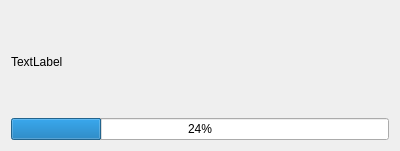
First picture: the form in src/sas/qtgui/Utilities/UI/DocRegenInProgressDialog.ui, repository SasView/sasview, before the edit.
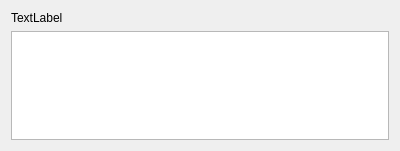
Second picture: the form after the edit.

Commit message: Show pop-up saying doc regen in progress

```diff
--- a/src/sas/qtgui/Utilities/UI/DocRegenInProgressDialog.ui
+++ b/src/sas/qtgui/Utilities/UI/DocRegenInProgressDialog.ui
@@ -22,11 +22,7 @@
     </widget>
    </item>
    <item row="1" column="0">
-    <widget class="QProgressBar" name="progressBar">
-     <property name="value">
-      <number>24</number>
-     </property>
-    </widget>
+    <widget class="QTextBrowser" name="textBrowser"/>
    </item>
   </layout>
  </widget>
```
The commit also changes 4 other files.
